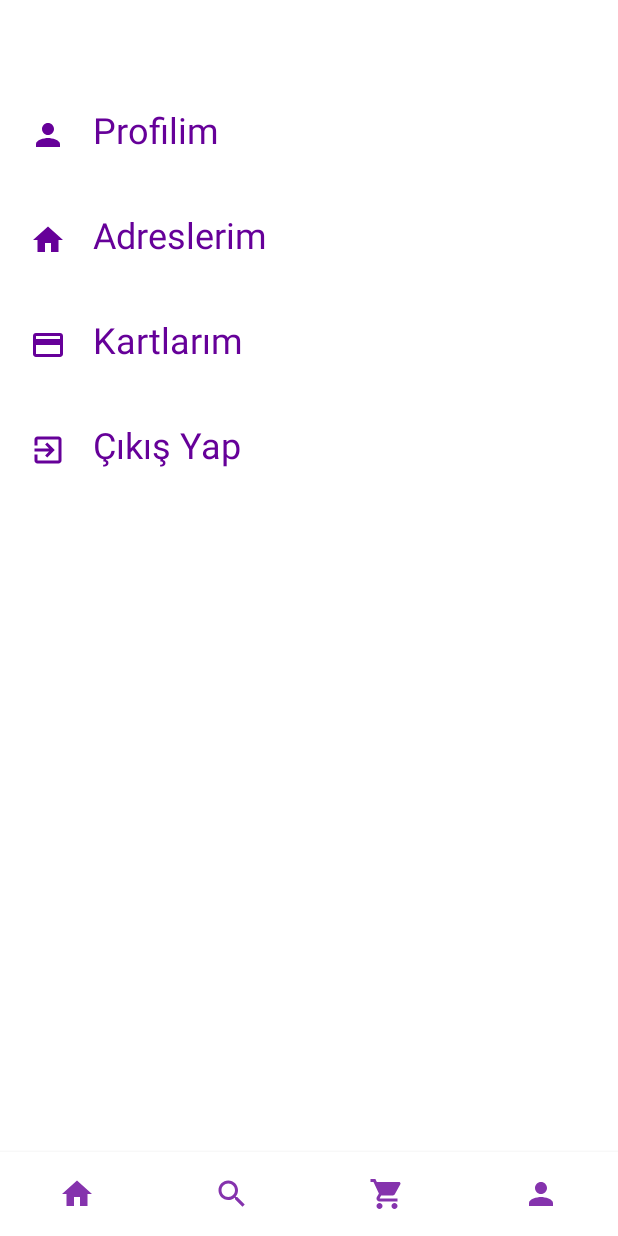
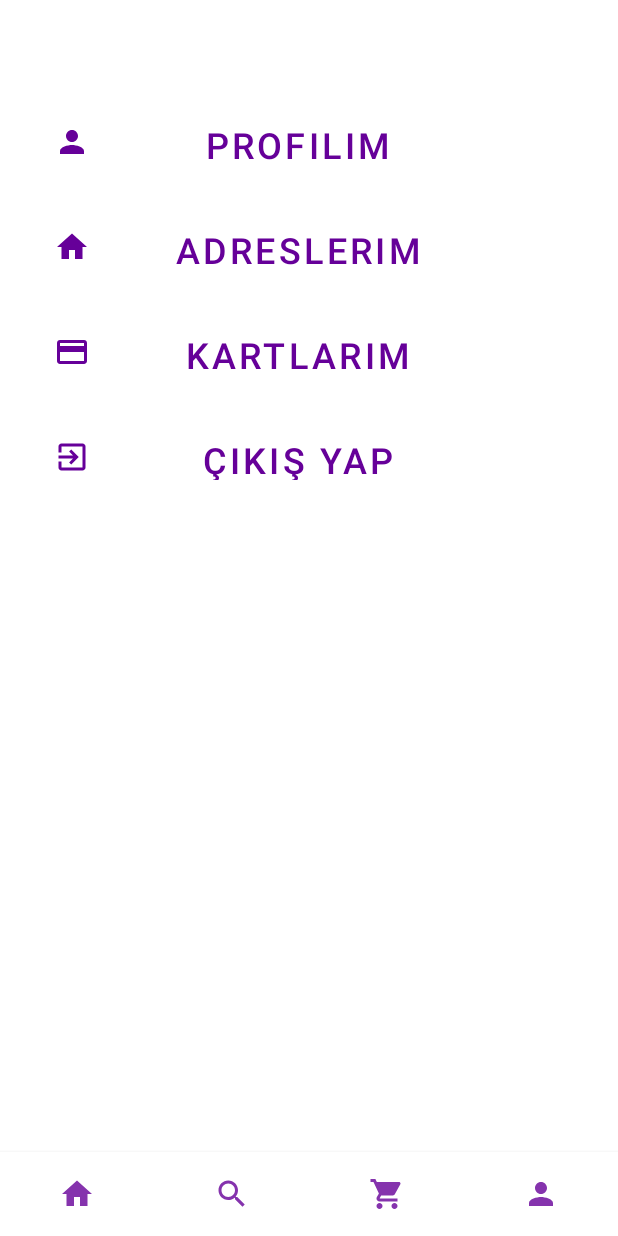
Before and after one commit to kadersuutlu/MobilUygulama, an Android app: the screen it shows after launch (HomePageActivity), item 4 of the bottom bar chosen, on a phone screen of 412 x 824 dp. Run offline under Robolectric (Android 15) with nearby library versions, the phone set to English and light mode, and no system bars; our stand-ins replace Firebase (no records; nobody signed in at launch, a user with empty details on screens opened directly).

Commit message:
güncellendi 3

```diff
--- a/Market/app/build.gradle
+++ b/Market/app/build.gradle
@@ -24,7 +24,7 @@ android {
     }
     compileOptions {
         sourceCompatibility JavaVersion.VERSION_1_6
-        targetCompatibility JavaVersion.VERSION_1_8
+        targetCompatibility JavaVersion.VERSION_1_6
     }
 }
 
--- a/Market/app/src/main/java/com/example/market/HomePageActivity.java
+++ b/Market/app/src/main/java/com/example/market/HomePageActivity.java
@@ -7,6 +7,7 @@ import androidx.fragment.app.Fragment;
 import android.content.Intent;
 import android.os.Bundle;
 import android.view.MenuItem;
+import android.view.View;
 import android.widget.FrameLayout;
 
 import com.example.market.Model.Category;
@@ -68,10 +69,4 @@ public class HomePageActivity extends AppCompatActivity {
                     return false;
                 }
             };
-
-      public void CardView(){
-         Intent intent=new Intent(HomePageActivity.this,LoginActivity.class);
-         startActivity(intent);
-     }
-
 }
--- a/Market/app/src/main/java/com/example/market/ProfileActivity.java
+++ b/Market/app/src/main/java/com/example/market/ProfileActivity.java
@@ -7,6 +7,7 @@ import android.content.Intent;
 import android.os.Bundle;
 import android.view.MenuItem;
 import android.view.View;
+import android.widget.Button;
 import android.widget.TextView;
 
 import com.example.market.cerceve.HomeFragment;
@@ -19,26 +20,16 @@ import org.jetbrains.annotations.NotNull;
 
 public class ProfileActivity extends AppCompatActivity {
 
-    private TextView profile,address,creditCard,logOut;
+    Button button;
 
     @Override
     protected void onCreate(Bundle savedInstanceState) {
         super.onCreate(savedInstanceState);
         setContentView(R.layout.activity_profile);
 
-        /*profile=(TextView) findViewById(R.id.profile);
-        address=(TextView) findViewById(R.id.address);
-        creditCard=(TextView) findViewById(R.id.creditCard);
-        logOut=(TextView) findViewById(R.id.logOut);
 
-        profile.setOnClickListener(new View.OnClickListener() {
-            @Override
-            public void onClick(View v) {
-                if(v.equals(R.id.profile)){
-                    startActivity(new Intent(ProfileActivity.this,PersonalActivity.class));
-                }
-            }
-        });*/
+    button=(Button) findViewById(R.id.profile);
+
 
 
 
--- a/Market/app/src/main/java/com/example/market/cerceve/ProfileFragment.java
+++ b/Market/app/src/main/java/com/example/market/cerceve/ProfileFragment.java
@@ -54,6 +54,7 @@ public class ProfileFragment extends Fragment {
         return fragment;
     }
 
+
     @Override
     public void onCreate(Bundle savedInstanceState) {
         super.onCreate(savedInstanceState);
@@ -61,7 +62,7 @@ public class ProfileFragment extends Fragment {
             mParam1 = getArguments().getString(ARG_PARAM1);
             mParam2 = getArguments().getString(ARG_PARAM2);
         }
-       //Tıkla();
+
 
     }
 
@@ -72,14 +73,10 @@ public class ProfileFragment extends Fragment {
         return inflater.inflate(R.layout.fragment_profile, container, false);
     }
 
-    public void Tıkla(View v) {
 
-        if(v.equals(R.id.profile)){
-            Intent intent=new Intent(getActivity(), PersonalActivity.class);
-            startActivity(intent);
-        }
 
-    }
+
+
 
 
 }
--- a/Market/app/src/main/res/layout/fragment_profile.xml
+++ b/Market/app/src/main/res/layout/fragment_profile.xml
@@ -9,55 +9,62 @@
 
     <LinearLayout
         android:layout_width="match_parent"
-        android:layout_height="wrap_content"
+        android:layout_height="match_parent"
+        android:orientation="vertical"
+        android:paddingLeft="20dp"
         android:paddingTop="50dp"
-        android:paddingLeft="20dp"
-        android:orientation="vertical"
-        tools:ignore="MissingConstraints">
+        tools:ignore="MissingConstraints"
+        tools:layout_editor_absoluteX="0dp"
+        tools:layout_editor_absoluteY="0dp">
 
-        <TextView
+        <Button
             android:id="@+id/profile"
-            android:layout_width="match_parent"
-            android:layout_height="40dp"
+            android:layout_width="300dp"
+            android:layout_height="50dp"
             android:layout_marginTop="20dp"
+            android:background="#00FFFFFF"
             android:drawableLeft="@drawable/ic_baseline_person_24"
             android:onClick="Tikla"
             android:text="   Profilim"
             android:textColor="@color/purple_500"
             android:textSize="24dp" />
-        <TextView
+
+        <Button
             android:id="@+id/address"
-            android:layout_width="match_parent"
-            android:layout_height="40dp"
+            android:layout_width="300dp"
+            android:layout_height="50dp"
+            android:layout_marginTop="20dp"
+            android:background="#00FFFFFF"
+            android:drawableLeft="@drawable/ic_baseline_home_24"
+            android:onClick="Address"
+            android:text="   Adreslerim"
+            android:textColor="@color/purple_500"
+            android:textSize="24dp" />
 
-            android:layout_marginTop="30dp"
-            android:text="   Adreslerim"
-            android:textSize="24dp"
+        <Button
+            android:id="@+id/creditCard"
+            android:layout_width="300dp"
+            android:layout_height="50dp"
+            android:layout_marginTop="20dp"
+            android:background="#00FFFFFF"
+            android:drawableLeft="@drawable/ic_baseline_credit_card_24"
+            android:onClick="CreditCard"
+            android:text="   Kartlarım"
             android:textColor="@color/purple_500"
-            android:drawableLeft="@drawable/ic_baseline_home_24"
-            />
-        <TextView
-            android:id="@+id/creditCard"
-            android:layout_width="match_parent"
-            android:layout_height="40dp"
+            android:textSize="24dp" />
 
-            android:text="   Kartlarım"
-            android:layout_marginTop="30dp"
-            android:textSize="24dp"
+        <Button
+            android:id="@+id/logOut"
+            android:layout_width="300dp"
+            android:layout_height="50dp"
+            android:layout_marginTop="20dp"
+            android:background="#00FFFFFF"
+            android:drawableLeft="@drawable/ic_baseline_exit_to_app_24"
+            android:onClick="LogOut"
+            android:text="   Çıkış Yap"
             android:textColor="@color/purple_500"
-            android:drawableLeft="@drawable/ic_baseline_credit_card_24"
-            />
-        <TextView
-            android:id="@+id/logOut"
-            android:layout_width="match_parent"
-            android:layout_height="40dp"
-            android:text="   Çıkış Yap"
+            android:textSize="24dp" />
 
-            android:layout_marginTop="30dp"
-            android:textSize="24dp"
-            android:textColor="@color/purple_500"
-            android:drawableLeft="@drawable/ic_baseline_exit_to_app_24"
-            />
     </LinearLayout>
 
 </androidx.constraintlayout.widget.ConstraintLayout>
```
